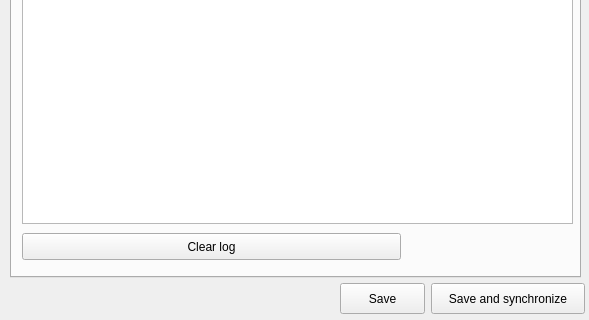
Old version of the form ui_lizmap.ui in the repository 3liz/lizmap-plugin; both pictures show x 0 to 589 and y 143 to 463 of the 589 by 463 pixel window.
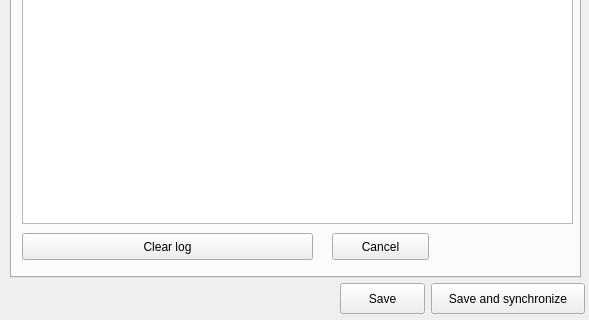
New version of the form. The open tabs and pages were chosen to show the change.

Commit message: FTP Sync - Cancel button added

```diff
--- a/ui_lizmap.ui
+++ b/ui_lizmap.ui
@@ -506,7 +506,7 @@
     <widget class="QLabel" name="outState">
      <property name="geometry">
       <rect>
-       <x>400</x>
+       <x>450</x>
        <y>353</y>
        <width>81</width>
        <height>21</height>
@@ -528,7 +528,7 @@
       <rect>
        <x>10</x>
        <y>350</y>
-       <width>379</width>
+       <width>291</width>
        <height>27</height>
       </rect>
      </property>
@@ -536,6 +536,22 @@
       <string>Clear log</string>
      </property>
     </widget>
+    <widget class="QPushButton" name="btCancelFtpSync">
+     <property name="enabled">
+      <bool>true</bool>
+     </property>
+     <property name="geometry">
+      <rect>
+       <x>320</x>
+       <y>350</y>
+       <width>97</width>
+       <height>27</height>
+      </rect>
+     </property>
+     <property name="text">
+      <string>Cancel</string>
+     </property>
+    </widget>
    </widget>
    <widget class="QWidget" name="tab">
     <attribute name="title">
```
Left out of the diff: 11 changed lines with no effect on the pictures. The commit also changes 2 other files.
